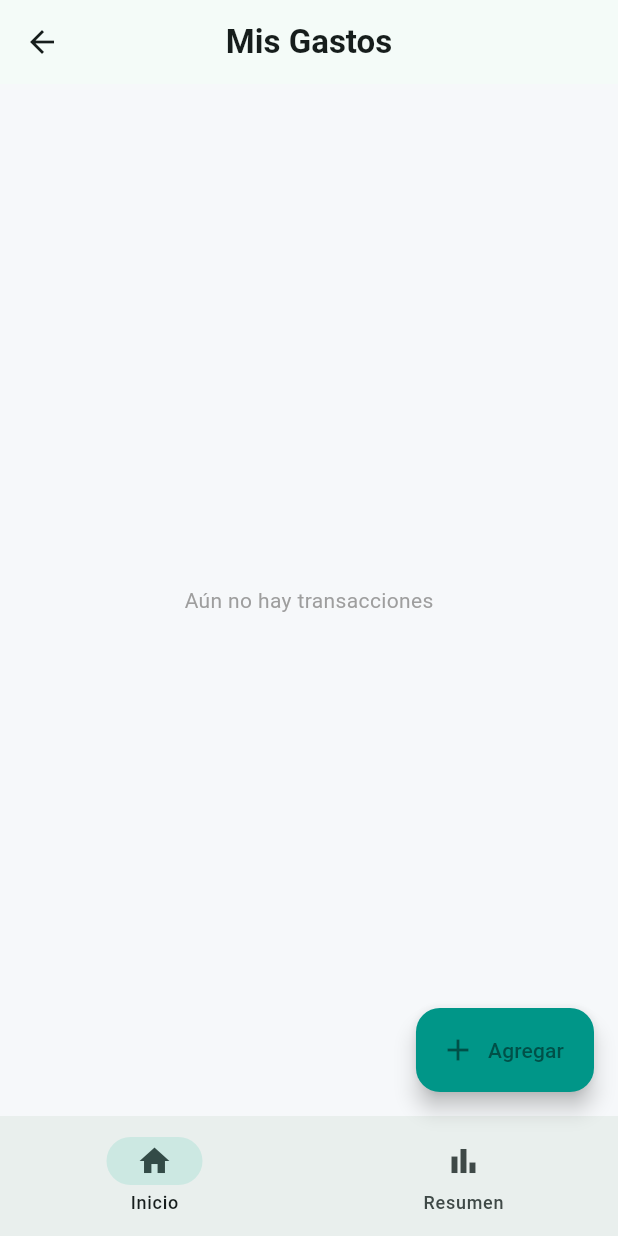
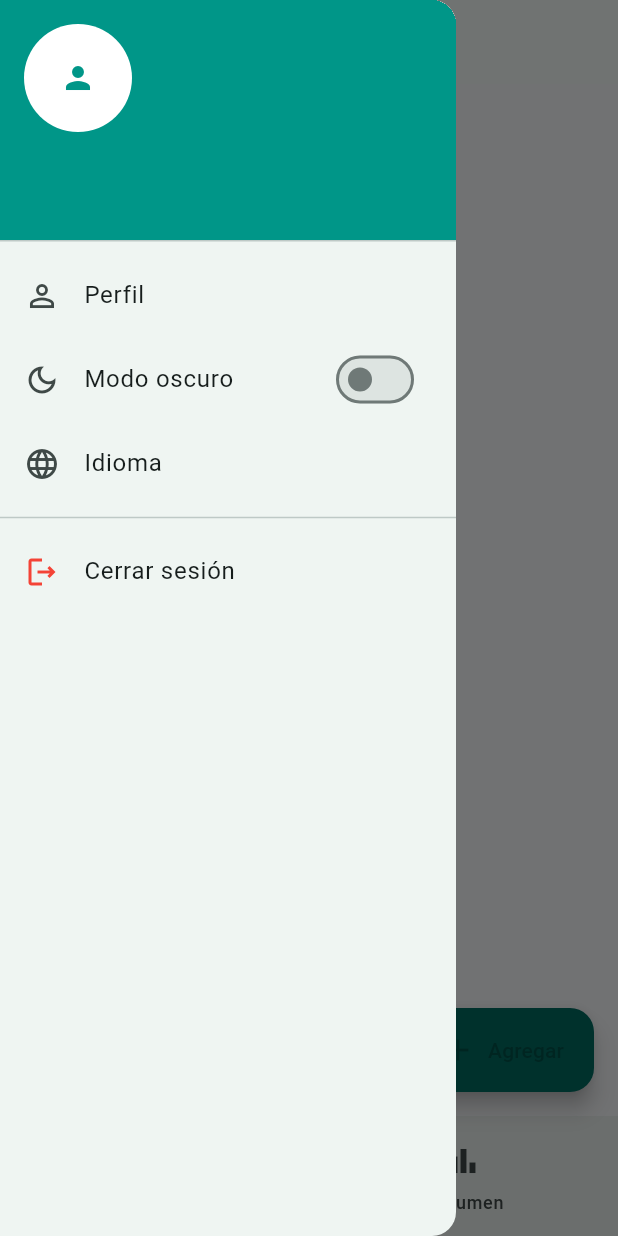
Before and after one commit to gabrieljimenezc01/FinU, a Flutter app: the HomeScreen screen opened directly, with the side drawer open (before the commit the screen has no drawer), on a phone screen of 412 x 824 dp. Run offline on Flutter 3.47's test engine with Material 3 defaults, Android fonts, the phone set to English and light mode, and no system bars; our stand-ins replace firebase_auth, firebase_core, fl_chart; accounts and stored records are empty.

Commit message:
drawer y tema oscuro

```diff
--- /dev/null
+++ b/lib/providers/theme_provider.dart
@@ -0,0 +1,15 @@
+import 'package:flutter/material.dart';
+
+class ThemeProvider with ChangeNotifier {
+  bool _isDarkMode = false;
+
+  bool get isDarkMode => _isDarkMode;
+
+  ThemeMode get currentTheme =>
+      _isDarkMode ? ThemeMode.dark : ThemeMode.light;
+
+  void toggleTheme() {
+    _isDarkMode = !_isDarkMode;
+    notifyListeners();
+  }
+}
--- a/lib/screens/home_screen.dart
+++ b/lib/screens/home_screen.dart
@@ -4,6 +4,7 @@ import '../providers/expense_provider.dart';
 import '../models/transaction.dart';
 import '../widgets/expense_chart.dart';
 import 'package:intl/intl.dart';
+import '../widgets/custom_drawer.dart';
 
 class HomeScreen extends StatelessWidget {
   const HomeScreen({super.key});
@@ -22,6 +23,9 @@ class HomeScreen extends StatelessWidget {
         ),
         centerTitle: true,
       ),
+
+      drawer: const CustomDrawer(), // ✅ Se añadió el menú lateral
+
       body: AnimatedSwitcher(
         duration: const Duration(milliseconds: 400),
         child: transactions.isEmpty
@@ -42,7 +46,7 @@ class HomeScreen extends StatelessWidget {
                       shape: RoundedRectangleBorder(
                         borderRadius: BorderRadius.circular(20),
                       ),
-                      color: Colors.teal,
+                      color: Theme.of(context).colorScheme.primary,
                       child: Padding(
                         padding: const EdgeInsets.all(24),
                         child: Column(
@@ -102,7 +106,7 @@ class HomeScreen extends StatelessWidget {
         onPressed: () => Navigator.pushNamed(context, '/add'),
         icon: const Icon(Icons.add),
         label: const Text('Agregar'),
-        backgroundColor: Colors.teal,
+        backgroundColor: Theme.of(context).colorScheme.primary,
       ),
 
       // 🔽 Navegación inferior
--- /dev/null
+++ b/lib/widgets/custom_drawer.dart
@@ -0,0 +1,77 @@
+import 'package:flutter/material.dart';
+import 'package:provider/provider.dart';
+import '../providers/theme_provider.dart';
+import 'package:firebase_auth/firebase_auth.dart';
+
+class CustomDrawer extends StatelessWidget {
+  const CustomDrawer({super.key});
+
+  @override
+  Widget build(BuildContext context) {
+    final themeProvider = Provider.of<ThemeProvider>(context);
+    final user = FirebaseAuth.instance.currentUser;
+    final isDark = themeProvider.isDarkMode;
+
+    return Drawer(
+      child: ListView(
+        padding: EdgeInsets.zero,
+        children: [
+          UserAccountsDrawerHeader(
+            accountName: Text(
+              user?.email?.split('@')[0] ?? 'Usuario',
+              style: const TextStyle(color: Colors.white),
+            ),
+            accountEmail: Text(
+              user?.email ?? '',
+              style: const TextStyle(color: Colors.white70),
+            ),
+            currentAccountPicture: const CircleAvatar(
+              backgroundColor: Colors.white,
+              child: Icon(Icons.person, color: Colors.teal),
+            ),
+            decoration: BoxDecoration(
+              color: isDark ? Colors.grey[900] : Colors.teal,
+            ),
+          ),
+          ListTile(
+            leading: const Icon(Icons.person_outline),
+            title: const Text('Perfil'),
+            onTap: () {
+              Navigator.pop(context);
+              // Próximamente: Navigator.pushNamed(context, '/perfil');
+            },
+          ),
+          SwitchListTile(
+            secondary: const Icon(Icons.dark_mode_outlined),
+            title: const Text('Modo oscuro'),
+            value: themeProvider.isDarkMode,
+            onChanged: (_) => themeProvider.toggleTheme(),
+          ),
+          ListTile(
+            leading: const Icon(Icons.language_outlined),
+            title: const Text('Idioma'),
+            onTap: () {
+              Navigator.pop(context);
+              // Próximamente: Navigator.pushNamed(context, '/idioma');
+            },
+          ),
+          const Divider(),
+          ListTile(
+            leading: const Icon(Icons.logout_outlined, color: Colors.red),
+            title: const Text('Cerrar sesión'),
+            onTap: () async {
+              await FirebaseAuth.instance.signOut();
+              if (context.mounted) {
+                Navigator.pushNamedAndRemoveUntil(
+                  context,
+                  '/login',
+                  (route) => false,
+                );
+              }
+            },
+          ),
+        ],
+      ),
+    );
+  }
+}
```
Also changed, not shown: lib/main.dart (+13 -4 lines), lib/screens/login_screen.dart (+18 -16 lines), lib/screens/register_screen.dart (+18 -21 lines).
